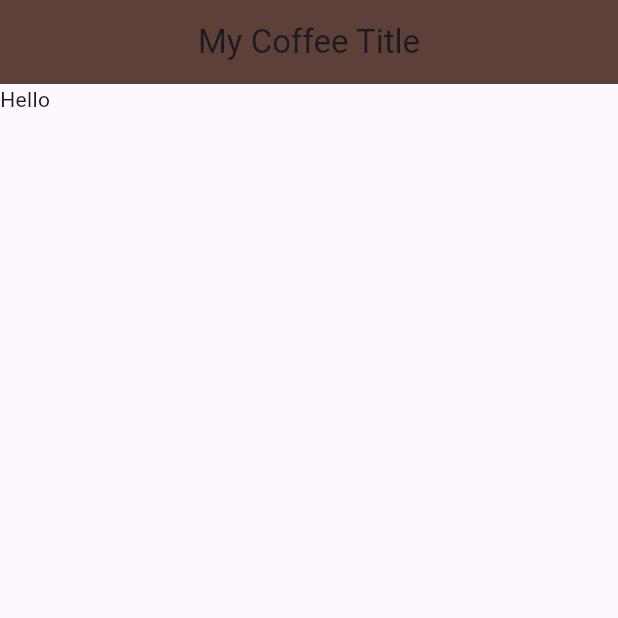
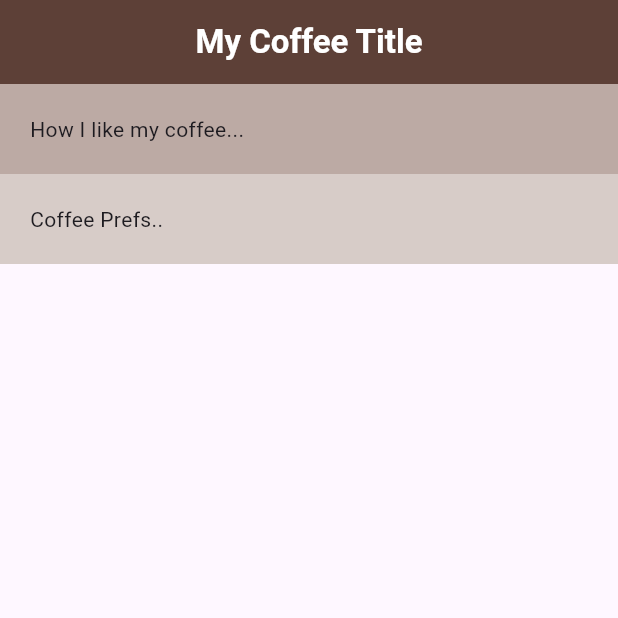
Before and after one commit to SunilBista/CoffeeCard, a Flutter app: the screen it shows after launch, on a phone screen of 412 x 824 dp, the top half of it. Run offline on Flutter 3.47's test engine with Material 3 defaults, Android fonts, the phone set to English and light mode, and no system bars.

Commit message:
feat: add column in home class

```diff
--- a/lib/home.dart
+++ b/lib/home.dart
@@ -7,11 +7,28 @@ class Home extends StatelessWidget {
   Widget build(BuildContext context) {
     return Scaffold(
       appBar: AppBar(
-        title: const Text('My Coffee Title'),
+        title: const Text(
+          'My Coffee Title',
+          style: TextStyle(color: Colors.white, fontWeight: FontWeight.bold),
+        ),
         backgroundColor: Colors.brown[700],
         centerTitle: true,
       ),
-      body: Text('Hello'),
+      body: Column(
+        crossAxisAlignment: CrossAxisAlignment.stretch,
+        children: [
+          Container(
+            color: Colors.brown[200],
+            padding: EdgeInsets.all(20),
+            child: Text('How I like my coffee...'),
+          ),
+          Container(
+            color: Colors.brown[100],
+            padding: EdgeInsets.all(20),
+            child: Text('Coffee Prefs..'),
+          ),
+        ],
+      ),
     );
   }
 }
```
